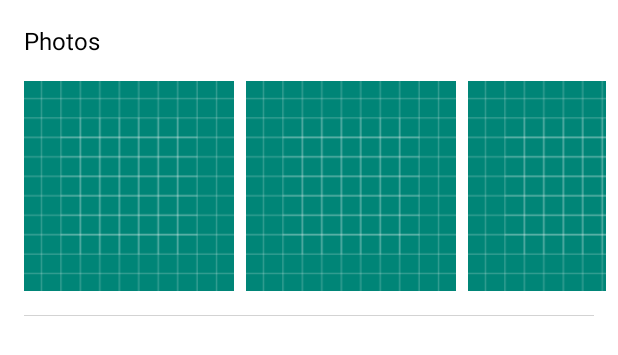
After one commit to RubensHardt/yelp-getty-center, an Android app: the layout item_photos_list.xml on its own in the app's theme, with its tools: preview values and no code run, on a phone screen of 412 x 824 dp. The commit adds this screen. Shown: the top 355 px of the screen. Run offline under Robolectric (Android 15) with nearby library versions, the phone set to English and light mode, and no system bars.

Commit message:
Add photos view holder

```diff
--- /dev/null
+++ b/app/src/main/java/com/rubenshardt/yelpgettycenter/utils/listeners/PhotosListener.kt
@@ -0,0 +1,6 @@
+package com.rubenshardt.yelpgettycenter.utils.listeners
+
+interface PhotosListener {
+
+    fun onPhotoClicked(url: String)
+}
--- /dev/null
+++ b/app/src/main/res/layout/item_photo.xml
@@ -0,0 +1,18 @@
+<?xml version="1.0" encoding="utf-8"?>
+<LinearLayout
+        xmlns:android="http://schemas.android.com/apk/res/android"
+        xmlns:tools="http://schemas.android.com/tools"
+        android:orientation="vertical"
+        android:layout_width="wrap_content"
+        android:layout_height="wrap_content">
+
+    <ImageView
+            android:id="@+id/photoImageView"
+            android:layout_width="@dimen/photo_size"
+            android:layout_height="@dimen/photo_size"
+            android:layout_marginStart="@dimen/margin_small"
+            android:scaleType="centerCrop"
+            android:contentDescription="@string/photo_description"
+            tools:src="@drawable/ic_launcher_background"/>
+
+</LinearLayout>
--- /dev/null
+++ b/app/src/main/res/layout/item_photos_list.xml
@@ -0,0 +1,38 @@
+<?xml version="1.0" encoding="utf-8"?>
+<LinearLayout
+        xmlns:android="http://schemas.android.com/apk/res/android"
+        xmlns:app="http://schemas.android.com/apk/res-auto" xmlns:tools="http://schemas.android.com/tools"
+        android:orientation="vertical"
+        android:layout_width="match_parent"
+        android:layout_height="wrap_content"
+        android:layout_marginTop="@dimen/margin_regular">
+
+    <TextView
+            android:text="@string/photos"
+            android:layout_width="match_parent"
+            android:layout_height="wrap_content"
+            android:ellipsize="end"
+            android:textSize="@dimen/text_large"
+            android:textColor="@color/black"
+            android:layout_marginStart="@dimen/margin_regular"
+            android:layout_marginEnd="@dimen/margin_regular"
+            android:layout_marginBottom="@dimen/margin_regular"/>
+
+    <android.support.v7.widget.RecyclerView
+            android:id="@+id/photosRecyclerView"
+            android:layout_width="match_parent"
+            android:layout_height="match_parent"
+            android:paddingStart="@dimen/margin_small"
+            android:paddingEnd="@dimen/margin_small"
+            android:clipToPadding="true"
+            android:orientation="horizontal"
+            app:layoutManager="android.support.v7.widget.LinearLayoutManager"
+            tools:listitem="@layout/item_photo"/>
+
+    <View
+            style="@style/ViewSpacer"
+            android:layout_marginStart="@dimen/margin_regular"
+            android:layout_marginEnd="@dimen/margin_regular"
+            android:layout_marginBottom="@dimen/margin_regular"/>
+
+</LinearLayout>
--- a/app/src/main/res/values/dimens.xml
+++ b/app/src/main/res/values/dimens.xml
@@ -6,7 +6,10 @@
     <dimen name="margin_small">8dp</dimen>
     <dimen name="margin_regular">16dp</dimen>
     <dimen name="spacer_height">0.5dp</dimen>
+    <dimen name="photo_size">140dp</dimen>
     <dimen name="contact_icon_size">36dp</dimen>
+
     <dimen name="text_small">12sp</dimen>
     <dimen name="text_regular">14sp</dimen>
+    <dimen name="text_large">16sp</dimen>
 </resources>
--- a/app/src/main/res/values/strings.xml
+++ b/app/src/main/res/values/strings.xml
@@ -6,5 +6,7 @@
     <string name="call_business">Call %1$s</string>
     <string name="hours_of_operation">Hours of Operation</string>
     <string name="visit_website">Visit Website</string>
+    <string name="photo_description">Business photo</string>
+    <string name="photos">Photos</string>
     <string name="api_error">Error loading the business information</string>
 </resources>
```
Also changed, not shown: app/src/main/java/com/rubenshardt/yelpgettycenter/utils/adapters/PhotosAdapter.kt (added, +23 -0 lines), app/src/main/java/com/rubenshardt/yelpgettycenter/utils/viewholders/PhotoViewHolder.kt (added, +25 -0 lines), app/src/main/java/com/rubenshardt/yelpgettycenter/utils/viewholders/PhotosListViewHolder.kt (added, +25 -0 lines).
